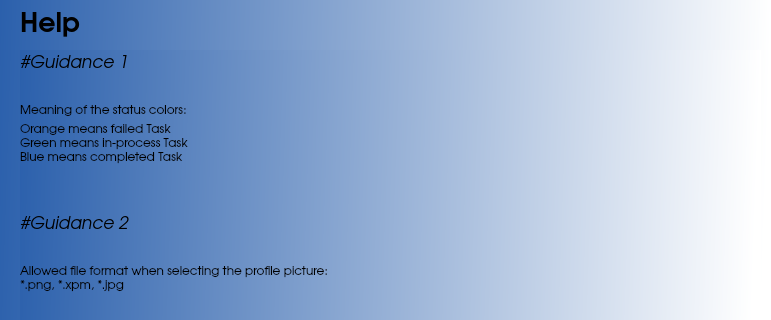
Above: PersonalPlanner/helpform.ui from sabrine-gamdou/PersonalPlanner before the change; both pictures show x 0 to 771 and y 0 to 320 of the 771 by 536 pixel window. Below: the same form after it.
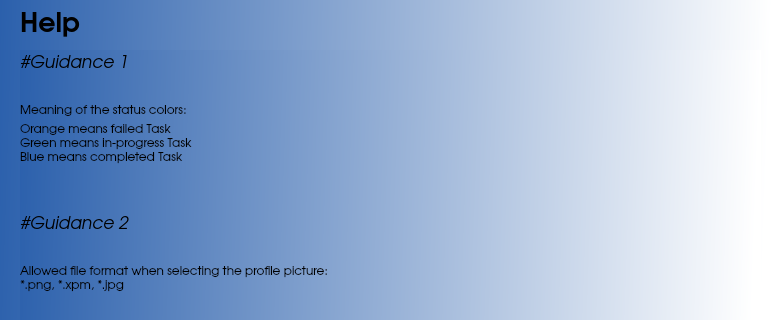
That is the form after the change.

Commit message: Help Form Style DropDown

Diff of the .ui file:
```diff
--- a/PersonalPlanner/helpform.ui
+++ b/PersonalPlanner/helpform.ui
@@ -115,7 +115,7 @@
         </property>
         <property name="text">
          <string>Orange means failed Task
-Green means in-process Task
+Green means in-progress Task
 Blue means completed Task</string>
         </property>
        </widget>
```
The commit also changes 1 other file.
